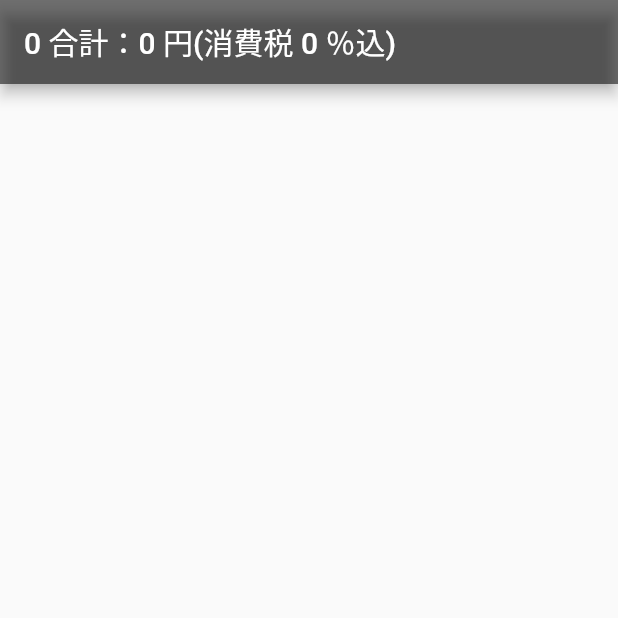
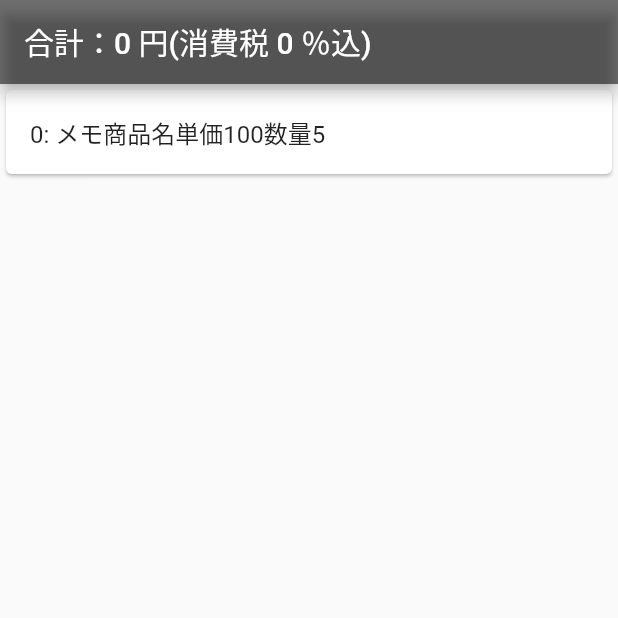
Before and after one commit to Nagao-Y/Android_shopping_list, a Flutter app: the screen it shows after launch, on a phone screen of 412 x 824 dp, the top half of it. Run offline on Flutter 3.47's test engine with Material 2 defaults, Android fonts, the phone set to English and light mode, and no system bars.

Commit message:
１から書き直し うまくいかなかったら前コミットからPULLすること。

```diff
--- a/lib/main.dart
+++ b/lib/main.dart
@@ -8,7 +8,7 @@ class MyApp extends StatelessWidget {
   @override
   Widget build(BuildContext context) {
     return MaterialApp(
-      title: '買い物かごの合計金額',
+      title: '消費税込み計算',
       theme: ThemeData(
         primarySwatch: Colors.blue,
       ),
@@ -25,171 +25,141 @@ class MyHomePage extends StatefulWidget {
 
 
 class _MyHomePageState extends State<MyHomePage> {
-  final GlobalKey<ScaffoldState> _scaffoldKey = new GlobalKey<ScaffoldState>();
-  int _id;
+  final GlobalKey<ScaffoldState> _key = new GlobalKey<ScaffoldState>();
+  final myController = TextEditingController();
 
-  static int _thingCounter = 0;
+
+  List<Map<String,dynamic>> itmes =[
+    {"key" : 0 ,"comment" : "商品名" , "price" : 100 , "piece" : 5}
+  ];
+  static int _counter = 1;
+
   int _sum = 0;
   int _tax = 0;
 
 
   @override
   Widget build(BuildContext context) {
-
     return Scaffold(
-      key: _scaffoldKey,
+              key: _key,
       appBar: AppBar(
-        title: Text('$_thingCounter 合計：$_sum 円(消費税 $_tax ％込)'),
+        title: Text('合計：$_sum 円(消費税 $_tax ％込)'),
         backgroundColor: Colors.black54,
       ),
-      body: RefreshIndicator(
-        child: ListView.builder(
-          itemCount: _thingCounter,
-          itemBuilder: (BuildContext context,int index){
-            index += 1;
-            return new Container(
-            child: Row(
-              children: [
-                    Expanded(
-                      flex: 3,
-                      child: Text("#$index"),
+
+      body: Container(
+        child: Column(
+          children: <Widget>[
+
+            Expanded(
+              child: ListView.builder(
+                scrollDirection: Axis.vertical,
+                shrinkWrap: true,
+                itemCount: itmes.length,
+                itemBuilder: (BuildContext context , int index){
+                  final item = itmes[index];
+
+                  return new Card(
+                    child: ListTile(
+                      title: Text(
+                        item["key"].toString() + ": メモ" + item["comment"].toString()
+                        + "単価" + item["price"].toString() + "数量" + item["piece"].toString()),
                     ),
+                  );
+                },
+              ),
+            ),
+          ],
+        ),
+      ),
+    );
+  }
+}
 
-                    //商品名
-                    Expanded(
-                      flex: 30,
-                      child: TextField(
-                        decoration: InputDecoration(
-                          labelText: "商品名",
-                        ),
-                        style: new TextStyle(
-                          fontSize: 18.0,
-                        ),
-                      ),
-                    ),
+      // body: RefreshIndicator(
+      //   child: ListView.builder(
+      //     itemCount: _thingCounter,
+      //     itemBuilder: (BuildContext context,int index){
+      //       index += 1;
+      //       return new Container(
+      //         child: Row(
+      //           children: [
+      //                 Expanded(
+      //                   flex: 3,
+      //                   child: Text("#$index"),
+      //                 ),
 
-                    //単価
-                    Expanded(
-                      flex: 20,
-                      child: TextField(
-                        keyboardType: TextInputType.number,
-                        decoration: InputDecoration(
-                          labelText: "単価",
-                          hintText: "0",
-                        ),
-                        style: new TextStyle(
-                          fontSize: 18.0,
-                        ),
-                      ),
-                    ),
+      //                 //商品名
+      //                 Expanded(
+      //                   flex: 30,
+      //                   child: TextField(
+      //                     decoration: InputDecoration(
+      //                       labelText: "商品名",
+      //                     ),
+      //                     style: new TextStyle(
+      //                       fontSize: 18.0,
+      //                     ),
+      //                   ),
+      //                 ),
 
-                    //数量
-                    Expanded(
-                      flex: 10,
-                      child: TextField(
-                        keyboardType: TextInputType.number,
-                        decoration: InputDecoration(
-                          labelText: "数量",
-                          hintText: "0",
-                        ),
-                        style: new TextStyle(
-                          fontSize: 18.0,
-                        ),
-                      ),
-                    ),
-              ],
-            ),
-          );
-          },
-        ),
-        // child:new ListView(
-        //   new List.generate(_thingCounter, (int index){
-        //   index += 1;
-        //   return new Container(
-        //     child: Row(
-        //       children: [
-        //             Expanded(
-        //               flex: 3,
-        //               child: Text("#$index"),
-        //             ),
+      //                 //単価
+      //                 Expanded(
+      //                   flex: 20,
+      //                   child: TextField(
+      //                     keyboardType: TextInputType.number,
+      //                     decoration: InputDecoration(
+      //                       labelText: "単価",
+      //                       hintText: "0",
+      //                     ),
+      //                     style: new TextStyle(
+      //                       fontSize: 18.0,
+      //                     ),
+      //                     onChanged: _changeItemData(myController.text),
+      //                   ),
+      //                 ),
 
-        //             //商品名
-        //             Expanded(
-        //               flex: 30,
-        //               child: TextField(
-        //                 decoration: InputDecoration(
-        //                   labelText: "商品名",
-        //                 ),
-        //                 style: new TextStyle(
-        //                   fontSize: 18.0,
-        //                 ),
-        //               ),
-        //             ),
+      //                 //数量
+      //                 Expanded(
+      //                   flex: 10,
+      //                   child: TextField(
+      //                     keyboardType: TextInputType.number,
+      //                     decoration: InputDecoration(
+      //                       labelText: "数量",
+      //                       hintText: "0",
+      //                     ),
+      //                     style: new TextStyle(
+      //                       fontSize: 18.0,
+      //                     ),
+      //                   ),
+      //                 ),
 
-        //             //単価
-        //             Expanded(
-        //               flex: 20,
-        //               child: TextField(
-        //                 keyboardType: TextInputType.number,
-        //                 decoration: InputDecoration(
-        //                   labelText: "単価",
-        //                   hintText: "0",
-        //                 ),
-        //                 style: new TextStyle(
-        //                   fontSize: 18.0,
-        //                 ),
-        //               ),
-        //             ),
+      //           ],
+      //         ),
+      //       );
+      //     },
+      //   ),
+      //   onRefresh: _refresh,
+      // ),
+  //   );
+  // }
 
-        //             //数量
-        //             Expanded(
-        //               flex: 10,
-        //               child: TextField(
-        //                 keyboardType: TextInputType.number,
-        //                 decoration: InputDecoration(
-        //                   labelText: "数量",
-        //                   hintText: "0",
-        //                 ),
-        //                 style: new TextStyle(
-        //                   fontSize: 18.0,
-        //                 ),
-        //               ),
-        //             ),
-        //       ],
-        //     ),
-        //   );
-        //   },),
-        // ),
-        onRefresh: _refresh,
-      ),
+  // Future<void> _refresh() {
+  //   return Future.sync(() {
+  //     setState(() {
+  //       _thingCounter++;
+  //     });
+  //   });
+  // }
 
-      // floatingActionButton: new FloatingActionButton(
-      //   onPressed: _createNewList,
-      //   child: Text("plus"),
-      // ),
-    );
+  // _changeItemData(String price){//数値を反映させる
+  //   if(price == ""){
 
+  //   }else{
+  //     setState(() {//この中に変数の処理を書く
+  //         _sum += int.parse(price);
+  //     });
+  //   }
 
+  //}
 
-  }
-
-    Future<void> _refresh() {
-      return Future.sync(() {
-        setState(() {
-          _thingCounter++;
-        });
-      });
-    }
-
-  _createNewList(){
-    setState(() {//この中に変数の処理を書く
-      _thingCounter++;
-    });
-  }
-
-  _changeItemData(int id,String goodsName,int price,int pieces){//数値を反映させる
-    setState(() {//この中に変数の処理を書く
-    });
-  }
-
-}
+//}
```
Also changed, not shown: pubspec.lock.
